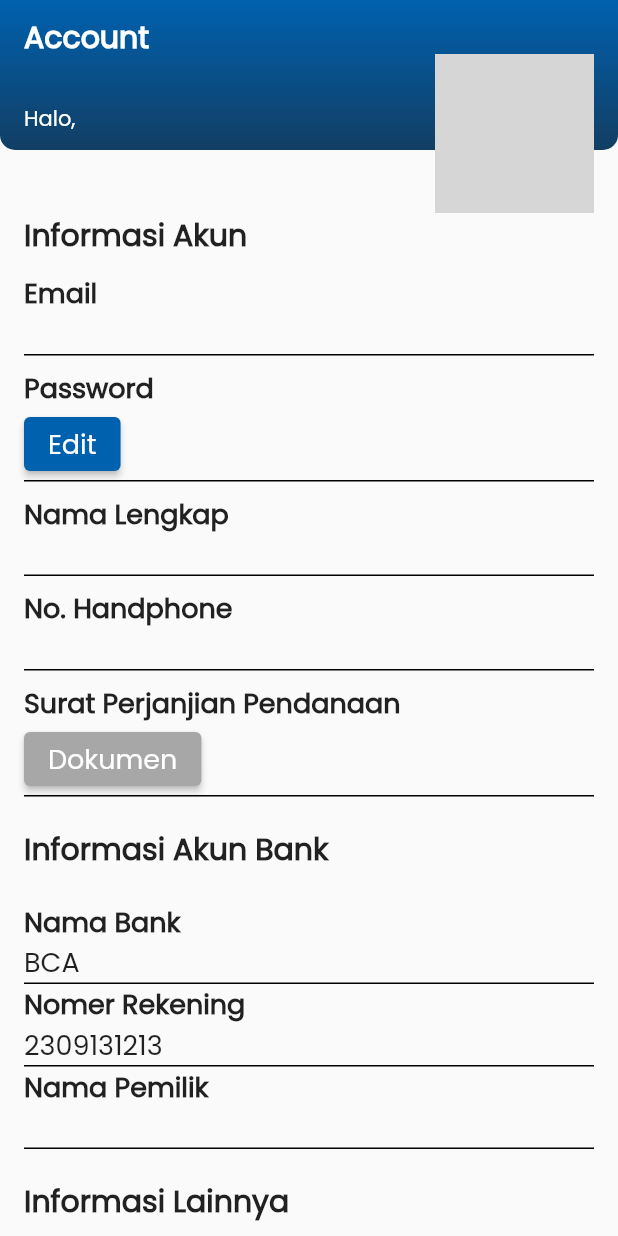
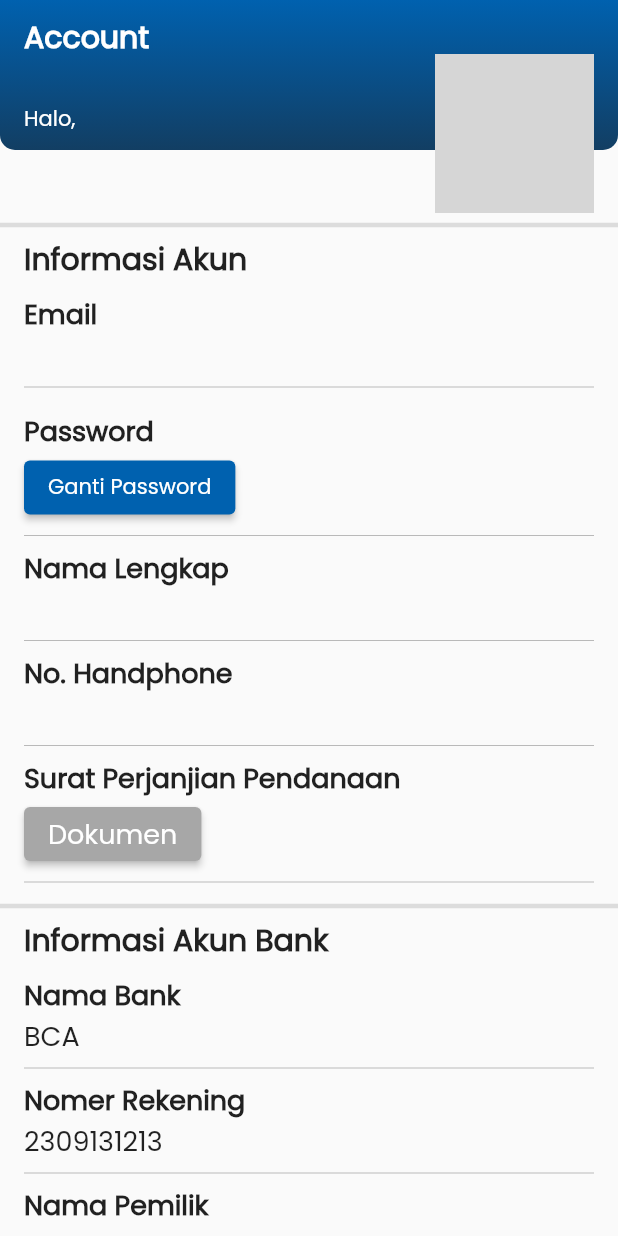
Before and after one commit to bintangfajarr/tubes-provis-kel6, a Flutter app: the BorrowerAccountPage screen opened directly, on a phone screen of 412 x 824 dp. Run offline on Flutter 3.47's test engine with Material 2 defaults, Android fonts, the light colour scheme and no system bars; our stand-ins replace dropdown_search, flutter_bloc, image_picker, quickalert, shared_preferences; missing offline and left inert: jwt_decode; accounts and stored records are empty; network calls fail; grey boxes are pictures that could not be loaded.

Commit message:
Update account_borrower.dart

```diff
--- a/lib/pages/borrower/account/account_borrower.dart
+++ b/lib/pages/borrower/account/account_borrower.dart
@@ -188,6 +188,10 @@ class _BorrowerAccountPageState extends State<BorrowerAccountPage> {
                   ),
                 ],
               ),
+              Divider(
+                color: Colors.black12,
+                thickness: 3,
+              ),
               Padding(
                 padding: const EdgeInsets.only(left: 16, right: 16),
                 child: Text(
@@ -199,19 +203,10 @@ class _BorrowerAccountPageState extends State<BorrowerAccountPage> {
                 ),
               ),
               SizedBox(
-                height: 10,
+                height: 8,
               ),
               Padding(
                 padding: const EdgeInsets.only(left: 16, right: 16),
-                child: Container(
-                  decoration: BoxDecoration(
-                    border: Border(
-                      bottom: BorderSide(
-                        color: Colors.black,
-                        width: 1.0,
-                      ),
-                    ),
-                  ),
                 child: Column(
                   crossAxisAlignment: CrossAxisAlignment.start,
                   children: [
@@ -229,22 +224,15 @@ class _BorrowerAccountPageState extends State<BorrowerAccountPage> {
                         fontSize: 18,
                       ),
                     ),
+                    Divider(
+                      color: Colors.black26,
+                    ),
                   ],
-                  ),
                 ),
               ),
               SizedBox(height: 8),
               Padding(
                 padding: const EdgeInsets.only(left: 16, right: 16),
-                child: Container(
-                  decoration: BoxDecoration(
-                    border: Border(
-                      bottom: BorderSide(
-                        color: Colors.black,
-                        width: 1.0,
-                      ),
-                    ),
-                  ),
                 child: Column(
                   crossAxisAlignment: CrossAxisAlignment.start,
                   children: [
@@ -268,29 +256,20 @@ class _BorrowerAccountPageState extends State<BorrowerAccountPage> {
                         );
                       },
                       child: Text(
-                          "Edit",
+                        "Ganti Password",
                         style: TextStyle(
                           fontFamily: 'Poppins',
-                            fontSize: 18,
                         ),
                       ),
+                    ),
+                    Divider(
+                      color: Colors.black26,
                     ),
                   ],
                 ),
               ),
-              ),
-              SizedBox(height: 8),
               Padding(
                 padding: const EdgeInsets.only(left: 16, right: 16),
-                child: Container(
-                  decoration: BoxDecoration(
-                    border: Border(
-                      bottom: BorderSide(
-                        color: Colors.black,
-                        width: 1.0,
-                      ),
-                    ),
-                  ),
                 child: Column(
                   crossAxisAlignment: CrossAxisAlignment.start,
                   children: [
@@ -308,22 +287,14 @@ class _BorrowerAccountPageState extends State<BorrowerAccountPage> {
                         fontSize: 18,
                       ),
                     ),
+                    Divider(
+                      color: Colors.black26,
+                    ),
                   ],
                 ),
               ),
-              ),
-              SizedBox(height: 8),
               Padding(
                 padding: const EdgeInsets.only(left: 16, right: 16),
-                child: Container(
-                  decoration: BoxDecoration(
-                    border: Border(
-                      bottom: BorderSide(
-                        color: Colors.black,
-                        width: 1.0,
-                      ),
-                    ),
-                  ),
                 child: Column(
                   crossAxisAlignment: CrossAxisAlignment.start,
                   children: [
@@ -341,22 +312,14 @@ class _BorrowerAccountPageState extends State<BorrowerAccountPage> {
                         fontSize: 18,
                       ),
                     ),
+                    Divider(
+                      color: Colors.black26,
+                    ),
                   ],
                 ),
               ),
-              ),
-              SizedBox(height: 8),
               Padding(
                 padding: const EdgeInsets.only(left: 16, right: 16),
-                child: Container(
-                  decoration: BoxDecoration(
-                    border: Border(
-                      bottom: BorderSide(
-                        color: Colors.black,
-                        width: 1.0,
-                      ),
-                    ),
-                  ),
                 child: Column(
                   crossAxisAlignment: CrossAxisAlignment.start,
                   children: [
@@ -378,12 +341,17 @@ class _BorrowerAccountPageState extends State<BorrowerAccountPage> {
                           fontSize: 18,
                         ),
                       ),
-                      )
+                    ),
+                    Divider(
+                      color: Colors.black26,
+                    ),
                   ],
                 ),
               ),
+              Divider(
+                color: Colors.black12,
+                thickness: 3,
               ),
-              SizedBox(height: 20),
               Padding(
                 padding: const EdgeInsets.only(left: 16, right: 16),
                 child: Text(
@@ -394,18 +362,9 @@ class _BorrowerAccountPageState extends State<BorrowerAccountPage> {
                       fontFamily: 'Poppins'),
                 ),
               ),
-              SizedBox(height: 20),
+              SizedBox(height: 8),
               Padding(
                 padding: const EdgeInsets.only(left: 16, right: 16),
-                child: Container(
-                  decoration: BoxDecoration(
-                    border: Border(
-                      bottom: BorderSide(
-                        color: Colors.black,
-                        width: 1.0,
-                      ),
-                    ),
-                  ),
                 child: Column(
                   crossAxisAlignment: CrossAxisAlignment.start,
                   children: [
@@ -440,21 +399,14 @@ class _BorrowerAccountPageState extends State<BorrowerAccountPage> {
                         ),
                       ],
                     ),
+                    Divider(
+                      color: Colors.black26,
+                    ),
                   ],
-                  ),
                 ),
               ),
               Padding(
                 padding: const EdgeInsets.only(left: 16, right: 16),
-                child: Container(
-                  decoration: BoxDecoration(
-                    border: Border(
-                      bottom: BorderSide(
-                        color: Colors.black,
-                        width: 1.0,
-                      ),
-                    ),
-                  ),
                 child: Column(
                   crossAxisAlignment: CrossAxisAlignment.start,
                   children: [
@@ -472,21 +424,14 @@ class _BorrowerAccountPageState extends State<BorrowerAccountPage> {
                         fontSize: 18,
                       ),
                     ),
+                    Divider(
+                      color: Colors.black26,
+                    ),
                   ],
-                  ),
                 ),
               ),
               Padding(
                 padding: const EdgeInsets.only(left: 16, right: 16),
-                child: Container(
-                  decoration: BoxDecoration(
-                    border: Border(
-                      bottom: BorderSide(
-                        color: Colors.black,
-                        width: 1.0,
-                      ),
-                    ),
-                  ),
                 child: Column(
                   crossAxisAlignment: CrossAxisAlignment.start,
                   children: [
@@ -505,8 +450,10 @@ class _BorrowerAccountPageState extends State<BorrowerAccountPage> {
                         fontSize: 18,
                       ),
                     ),
+                    Divider(
+                      color: Colors.black26,
+                    ),
                   ],
-                  ),
                 ),
               ),
               SizedBox(height: 20),
@@ -520,7 +467,11 @@ class _BorrowerAccountPageState extends State<BorrowerAccountPage> {
                       fontFamily: 'Poppins'),
                 ),
               ),
-              SizedBox(height: 10),
+              Divider(
+                color: Colors.black12,
+                thickness: 3,
+              ),
+              SizedBox(height: 8),
               Padding(
                 padding: const EdgeInsets.only(left: 16, right: 16),
                 child: Container(
@@ -558,22 +509,16 @@ class _BorrowerAccountPageState extends State<BorrowerAccountPage> {
                             icon: Icon(Icons.arrow_forward_ios),
                           ),
                         ],
-                      )
+                      ),
+                      Divider(
+                        color: Colors.black26,
+                      ),
                     ],
                   ),
                 ),
               ),
               Padding(
                 padding: const EdgeInsets.only(left: 16, right: 16),
-                child: Container(
-                  decoration: BoxDecoration(
-                    border: Border(
-                      bottom: BorderSide(
-                        color: Colors.black,
-                        width: 1.0,
-                      ),
-                    ),
-                  ),
                 child: Column(
                   crossAxisAlignment: CrossAxisAlignment.start,
                   children: [
@@ -600,22 +545,15 @@ class _BorrowerAccountPageState extends State<BorrowerAccountPage> {
                           icon: Icon(Icons.arrow_forward_ios),
                         ),
                       ],
-                      )
+                    ),
+                    Divider(
+                      color: Colors.black26,
+                    ),
                   ],
-                  ),
                 ),
               ),
               Padding(
                 padding: const EdgeInsets.only(left: 16, right: 16),
-                child: Container(
-                  decoration: BoxDecoration(
-                    border: Border(
-                      bottom: BorderSide(
-                        color: Colors.black,
-                        width: 1.0,
-                      ),
-                    ),
-                  ),
                 child: Column(
                   crossAxisAlignment: CrossAxisAlignment.start,
                   children: [
@@ -641,22 +579,15 @@ class _BorrowerAccountPageState extends State<BorrowerAccountPage> {
                             },
                             icon: Icon(Icons.arrow_forward_ios))
                       ],
-                      )
+                    ),
+                    Divider(
+                      color: Colors.black26,
+                    ),
                   ],
-                  ),
                 ),
               ),
               Padding(
                 padding: const EdgeInsets.only(left: 16, right: 16),
-                child: Container(
-                  decoration: BoxDecoration(
-                    border: Border(
-                      bottom: BorderSide(
-                        color: Colors.black,
-                        width: 1.0,
-                      ),
-                    ),
-                  ),
                 child: Column(
                   crossAxisAlignment: CrossAxisAlignment.start,
                   children: [
@@ -683,9 +614,11 @@ class _BorrowerAccountPageState extends State<BorrowerAccountPage> {
                           icon: Icon(Icons.arrow_forward_ios),
                         )
                       ],
-                      )
+                    ),
+                    Divider(
+                      color: Colors.black26,
+                    ),
                   ],
-                  ),
                 ),
               ),
               Padding(
```
Lines whose indentation alone changed are shown as unchanged.
